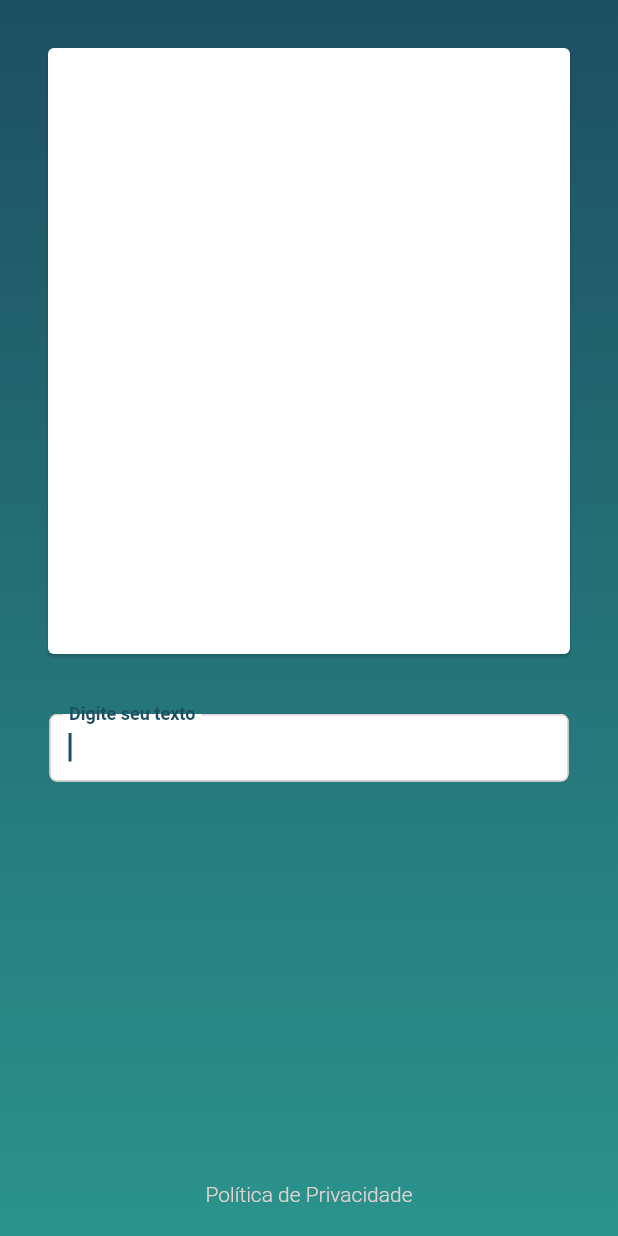
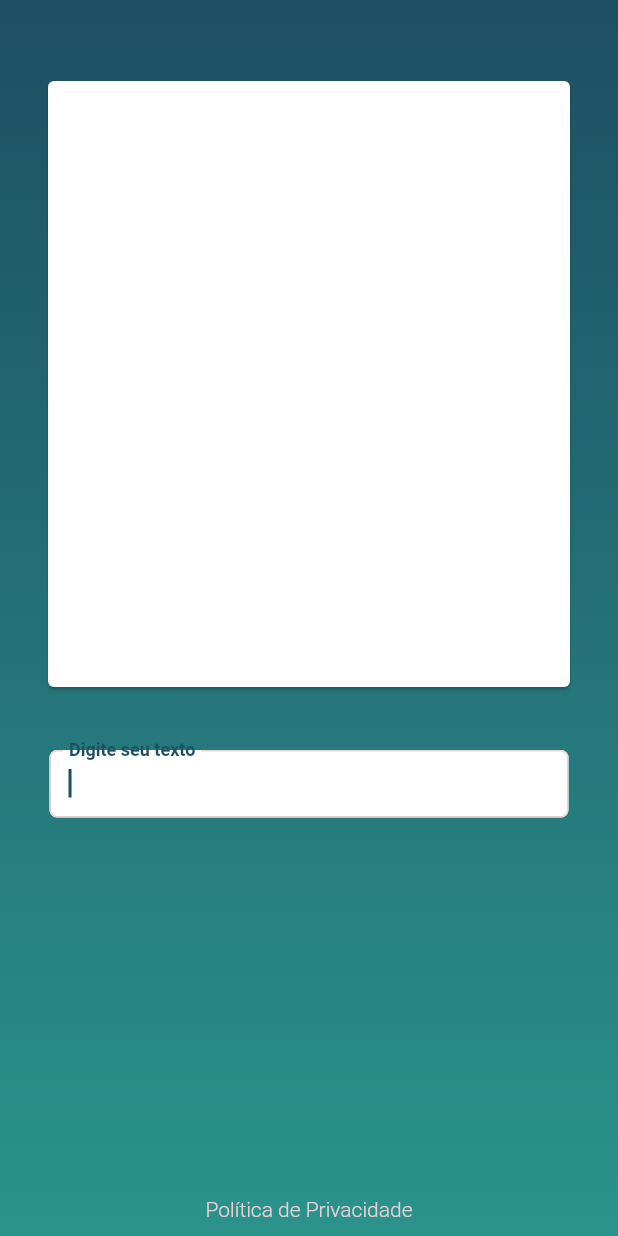
Before and after one commit to AndersonLLeite/Prova_Flutter, a Flutter app: the InformationCapture screen opened by its route, on a phone screen of 412 x 824 dp. Run offline on Flutter 3.47's test engine with Material 2 defaults, Android fonts, the phone set to English and light mode, and no system bars; our stand-ins replace flutter_mobx, mobx, shared_preferences; missing offline and left inert: validatorless; accounts and stored records are empty; generated files the repository leaves out were written again; Roboto replaces fonts that are missing (Poppins, PoppinsItalic).

Commit message:
Refactor: Corrigindo erros de layout

```diff
--- a/lib/information_capture.dart
+++ b/lib/information_capture.dart
@@ -56,10 +56,15 @@ class _InformationCaptureState extends State<InformationCapture> {
                   begin: Alignment.topCenter,
                   end: Alignment.bottomCenter),
             ),
-            child: Column(
+            child: CustomScrollView(
+              slivers: [
+                SliverList(
+                    delegate: SliverChildListDelegate.fixed([
+                  Column(
                     children: [
                       Padding(
-                  padding: const EdgeInsets.all(28.0),
+                        padding: const EdgeInsets.only(
+                            top: 50.0, bottom: 30.0, left: 28.0, right: 28.0),
                         child: SizedBox(
                           height: MediaQuery.of(context).size.height * 0.5,
                           child: Card(
@@ -117,12 +122,13 @@ class _InformationCaptureState extends State<InformationCapture> {
                                         context.textStyles.textPrimaryFontBold,
                                     border: const OutlineInputBorder(),
                                   ),
-                            validator:
-                                Validatorless.required('Não pode ser vazio'),
+                                  validator: Validatorless.required(
+                                      'Não pode ser vazio'),
                                   onFieldSubmitted: (value) {
                                     if (formKey.currentState!.validate()) {
                                       if (isEditing) {
-                                  infoStore.updateInfo(editingIndex, value);
+                                        infoStore.updateInfo(
+                                            editingIndex, value);
                                       } else {
                                         infoStore.addInfo(value);
                                       }
@@ -140,6 +146,13 @@ class _InformationCaptureState extends State<InformationCapture> {
                           ),
                         ),
                       ),
+                    ],
+                  ),
+                ])),
+                SliverFillRemaining(
+                  hasScrollBody: false,
+                  child: Column(
+                    children: [
                       const Spacer(),
                       Text.rich(
                         TextSpan(
@@ -151,7 +164,10 @@ class _InformationCaptureState extends State<InformationCapture> {
                         ),
                       ),
                       const SizedBox(
-                  height: 20,
+                        height: 10,
+                      ),
+                    ],
+                  ),
                 ),
               ],
             ),
```
Lines whose indentation alone changed are shown as unchanged.
